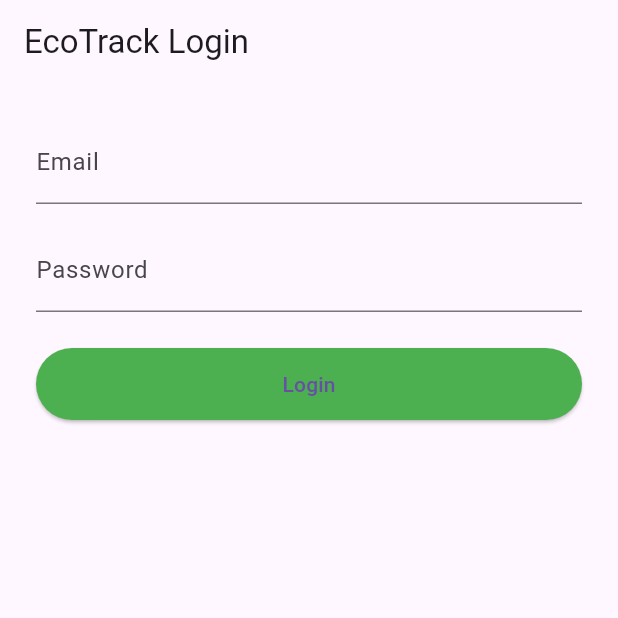
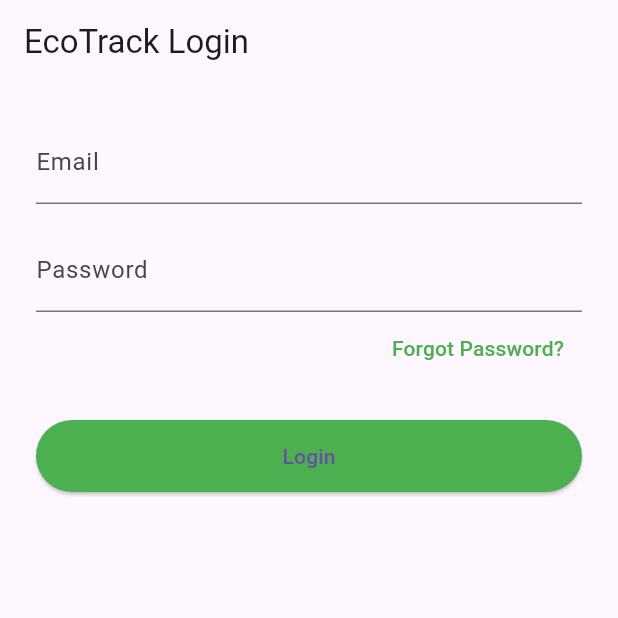
Before and after one commit to abigailjetson/ecotrack, a Flutter app: the screen it shows after launch, on a phone screen of 412 x 824 dp, the top half of it. Run offline on Flutter 3.47's test engine with Material 3 defaults, Android fonts, the phone set to English and light mode, and no system bars; our stand-ins replace firebase_auth, firebase_core, firebase_database, flutter_local_notifications, geolocator; accounts and stored records are empty.

Commit message:
arranging for screenshots

```diff
--- a/lib/login_screen.dart
+++ b/lib/login_screen.dart
@@ -87,6 +87,23 @@ class _LoginScreenState extends State<LoginScreen> {
               decoration: const InputDecoration(labelText: 'Password'),
               obscureText: true,
             ),
+            Align(
+              alignment: Alignment.centerRight,
+              child: TextButton(
+                onPressed: () {
+                  Navigator.pushNamed(context, '/reset_password_screen');
+                },
+                child: const Text(
+                  "Forgot Password?",
+                  style: TextStyle(
+                    color: Color(0xFF4CAF50),
+                    fontSize: 14,
+                    fontWeight: FontWeight.w500,
+                  ),
+                ),
+              ),
+            ),
+
             const SizedBox(height: 24),
             ElevatedButton(
               onPressed: isLoading ? null : login,
--- a/lib/main.dart
+++ b/lib/main.dart
@@ -32,7 +32,7 @@ class EcoTrackApp extends StatelessWidget {
         '/admin_home': (context) => const AdminHomeScreen(),
         '/add_activity': (context) => const AddActivityScreen(),
         '/map': (context) => const MapScreen(),
-        '/reset_password': (context) => const PasswordResetScreen(),
+        '/reset_password_screen': (context) => const PasswordResetScreen(),
       },
     );
   }
```
Also changed, not shown: 1 other file.
